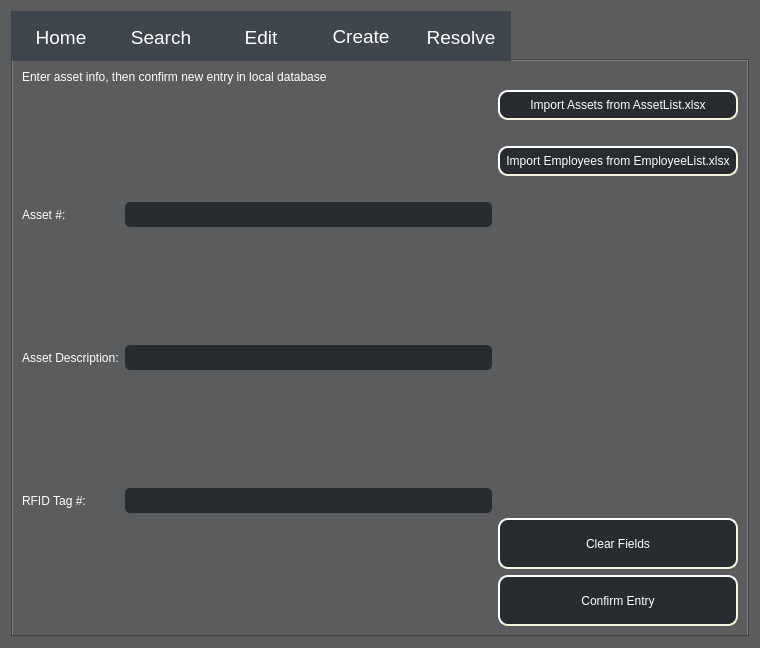
Above: ui/Admin_Level2_Access.ui from Capstone-RFID/Code before the change. Below: the same form after it.
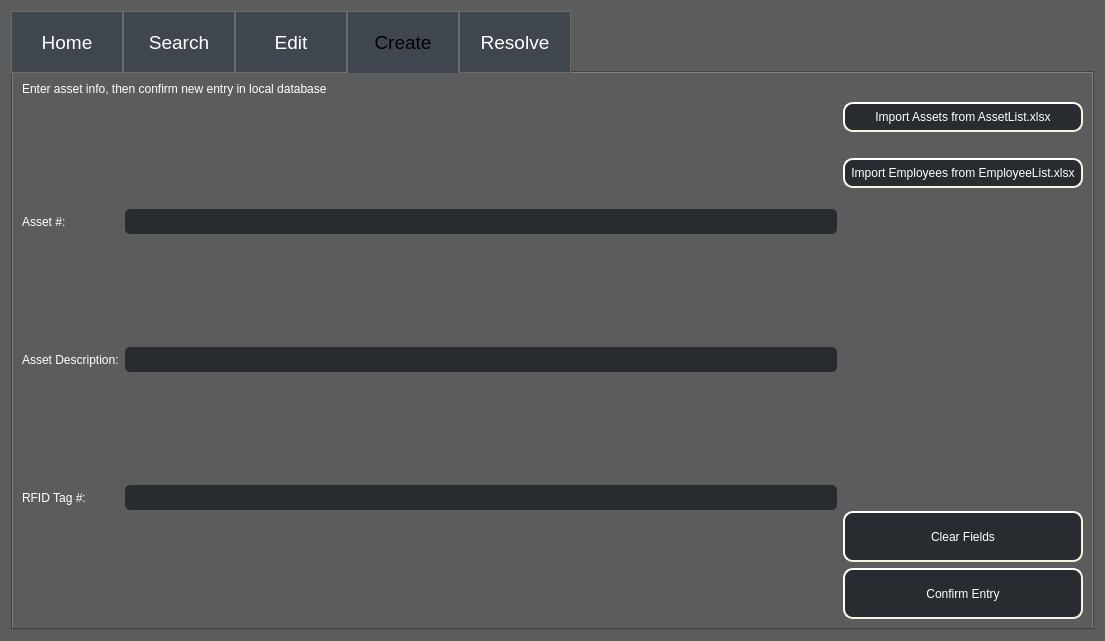
That is the form after the change. The open tabs and pages were chosen to show the change.

Diff of the .ui file:
```diff
--- a/ui/Admin_Level2_Access.ui
+++ b/ui/Admin_Level2_Access.ui
@@ -6,8 +6,8 @@
    <rect>
     <x>0</x>
     <y>0</y>
-    <width>760</width>
-    <height>648</height>
+    <width>1105</width>
+    <height>641</height>
    </rect>
   </property>
   <property name="windowTitle">
@@ -94,7 +94,8 @@
 
 
 QTabWidget::tab-bar {
-   	 alignment: center;
+   	 alignment: left;
+
 }
 
 QTabBar::tab { 
@@ -105,6 +106,24 @@
 	alternate-background-color: rgb(159, 162, 166);
 	Font: 14pt;
 	color: white;
+	padding: 5;
+	padding-left: 5px;
+	border: 1px solid #6c6c6c;
+}
+
+QTabBar::tab:selected, QTabBar::tab:hover {
+    background: qlineargradient(x1: 0, y1: 0, x2: 0, y2: 1,
+                                stop: 0 #fafafa, stop: 0.4 #f4f4f4,
+                                stop: 0.5 #6c6c6c, stop: 1.0 #fafafa);
+}
+
+QTabBar::tab:selected {
+	background: qlineargradient(x1: 0, y1: 0, x2: 0, y2: 1,
+                                stop: 0 #fafafa, stop: 0.4  #6c6c6c,
+                                stop: 0.5 #6c6c6c, stop: 1.0 #6c6c6c);
+    border-color: #6c6c6c;
+    border-bottom-color: #3f464d; /* same as pane color */
+	color: black;
 }
 
 </string>
```
Left out of the diff: 5 changed lines with no effect on the pictures.
